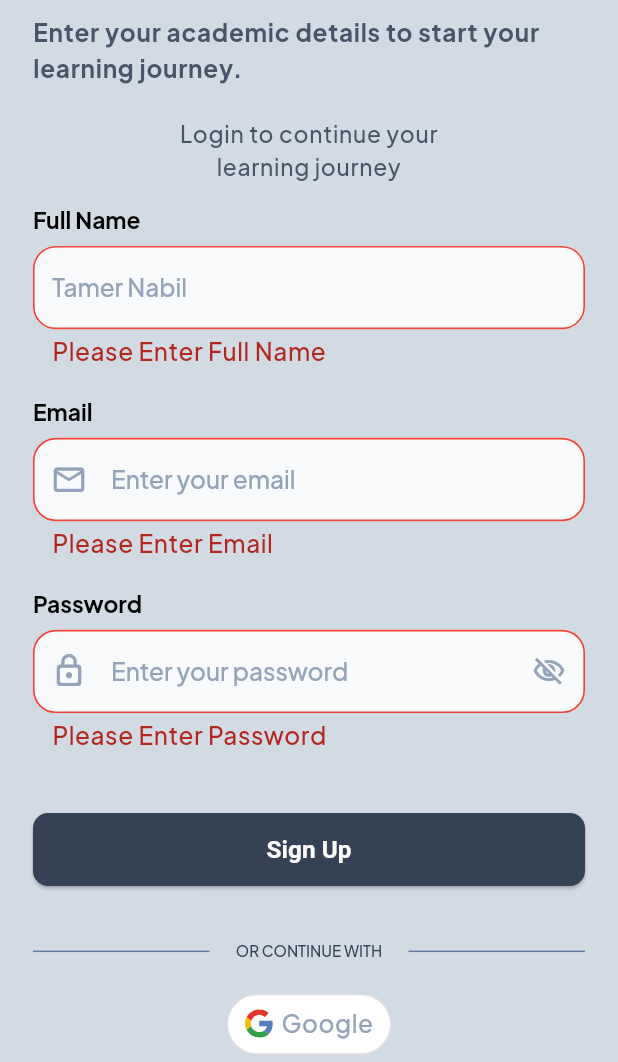
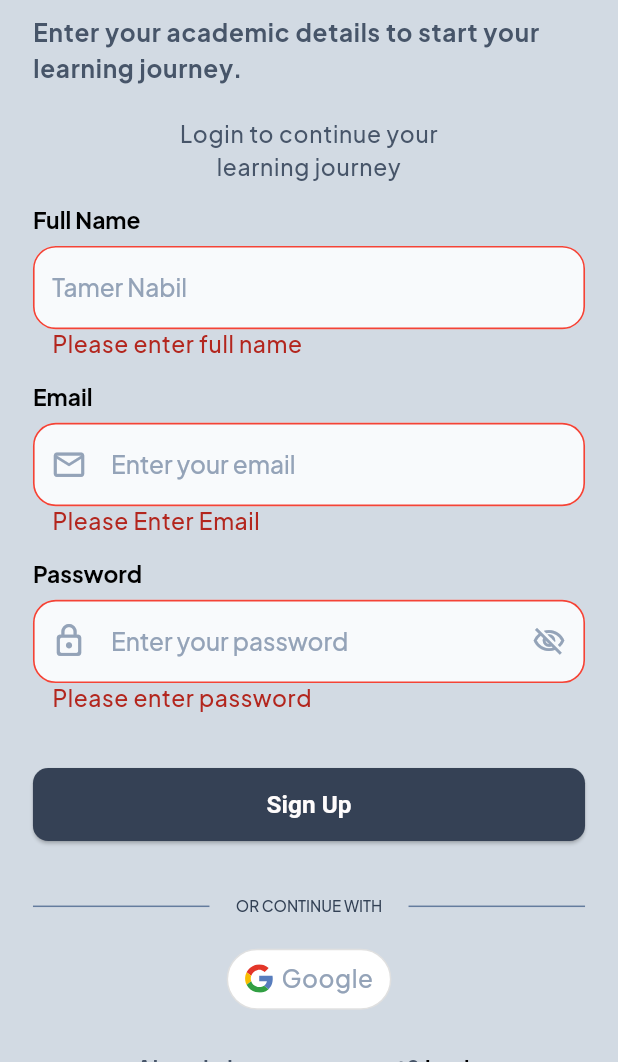
Before and after one commit to MohamedRefky/Eduon, a Flutter app: the SignUpScreen screen opened directly, after a tap on "Sign Up", on a phone screen of 412 x 824 dp, the part 174-1236 px from its top. Run offline on Flutter 3.47's test engine with Material 3 defaults, Android fonts, the phone set to English and light mode, and no system bars; our stand-ins replace bloc, dio, equatable, firebase_auth, firebase_core, flutter_bloc and 6 more; accounts and stored records are empty.

Commit message:
feat: implement authentication validation; add AuthValidator for email, password, and full name, and refactor login/signup screens to use it

```diff
--- a/lib/core/Theme/light_theme.dart
+++ b/lib/core/Theme/light_theme.dart
@@ -78,7 +78,6 @@ ThemeData lightTheme = ThemeData(
       fontWeight: FontWeight.w500,
     ),
     labelMedium: TextStyle(
-
       color: Color(0xFFF2F5F8),
       fontSize: AppSizes.sp15,
       fontWeight: FontWeight.w500,
@@ -155,11 +154,13 @@ ThemeData lightTheme = ThemeData(
       borderRadius: BorderRadius.circular(AppSizes.r15),
       borderSide: BorderSide.none,
     ),
-
+    errorMaxLines: 2,
+    errorStyle: TextStyle(fontSize: AppSizes.sp15, height: 0.8),
     filled: true,
     fillColor: Color(0xFFF8FAFC),
     prefixIconColor: Color(0xFF94A3B8),
     suffixIconColor: Color(0xFF94A3B8),
+
     //isDense: true,
     // prefixIconConstraints: const BoxConstraints(),
     // suffixIconConstraints: const BoxConstraints(),
--- a/lib/features/auth/screens/signup_screen.dart
+++ b/lib/features/auth/screens/signup_screen.dart
@@ -1,6 +1,7 @@
 import 'package:eduon/core/constants/app_sizes.dart';
 import 'package:eduon/features/auth/cubit/auth_cubit.dart';
 import 'package:eduon/features/auth/utils/auth_snackbar.dart';
+import 'package:eduon/features/auth/utils/auth_validator.dart';
 import 'package:eduon/features/auth/widgets/auth_switch_text.dart';
 import 'package:eduon/features/auth/widgets/custom_text_form_field.dart';
 import 'package:eduon/features/auth/widgets/signup_header.dart';
@@ -10,14 +11,9 @@ import 'package:flutter/material.dart';
 import 'package:flutter_bloc/flutter_bloc.dart';
 import 'package:gap/gap.dart';
 
-class SignUpScreen extends StatefulWidget {
-  const SignUpScreen({super.key});
+class SignUpScreen extends StatelessWidget {
+  SignUpScreen({super.key});
 
-  @override
-  State<SignUpScreen> createState() => _SignUpScreenState();
-}
-
-class _SignUpScreenState extends State<SignUpScreen> {
   final _formKey = GlobalKey<FormState>();
 
   @override
@@ -70,28 +66,7 @@ class _SignUpScreenState extends State<SignUpScreen> {
                       hintText: 'Tamer Nabil',
                       controller: cubit.fullNameController,
                       keyboardType: TextInputType.name,
-                      validator: (value) {
-                        if (value == null || value.trim().isEmpty) {
-                          return 'Please Enter Full Name';
-                        }
-                        final trimmed = value.trim();
-                        if (trimmed.length < 3) {
-                          return 'Name is too short';
-                        }
-                        if (!RegExp(
-                          r"^[a-zA-Z\u0600-\u06FF\s]+$",
-                        ).hasMatch(trimmed)) {
-                          return 'Name must contain letters only';
-                        }
-                        if (trimmed
-                                .split(' ')
-                                .where((w) => w.isNotEmpty)
-                                .length <
-                            2) {
-                          return 'Enter your first name & last name';
-                        }
-                        return null;
-                      },
+                      validator: AuthValidator.fullName,
                     ),
 
                     Gap(AppSizes.h20),
@@ -107,21 +82,7 @@ class _SignUpScreenState extends State<SignUpScreen> {
                       prefixIcon: Icons.email_outlined,
                       controller: cubit.emailController,
                       keyboardType: TextInputType.emailAddress,
-                      validator: (value) {
-                        if (value == null || value.trim().isEmpty) {
-                          return 'Please Enter Email';
-                        }
-                        final email = value.trim();
-                        if (!email.contains('@')) {
-                          return "Mast contain @ in email address";
-                        }
-                        if (!RegExp(
-                          r'^[\w-\.]+@([\w-]+\.)+[\w-]{2,4}$',
-                        ).hasMatch(email)) {
-                          return 'Enter valid email (name@email.com)';
-                        }
-                        return null;
-                      },
+                      validator: AuthValidator.email,
                     ),
 
                     Gap(AppSizes.h20),
@@ -144,15 +105,7 @@ class _SignUpScreenState extends State<SignUpScreen> {
                           onSuffixPressed: cubit.togglePasswordVisibility,
                           controller: cubit.passwordController,
                           keyboardType: TextInputType.visiblePassword,
-                          validator: (value) {
-                            if (value == null || value.trim().isEmpty) {
-                              return 'Please Enter Password';
-                            }
-                            if (value.length < 6) {
-                              return 'password at least 6 characters';
-                            }
-                            return null;
-                          },
+                          validator: AuthValidator.password,
                         );
                       },
                     ),
--- /dev/null
+++ b/lib/features/auth/utils/auth_validator.dart
@@ -0,0 +1,66 @@
+class AuthValidator {
+  // ================= EMAIL =================
+  static String? email(String? value) {
+    if (value == null || value.trim().isEmpty) {
+      return 'Please Enter Email';
+    }
+
+    final email = value.trim();
+
+    if (!email.contains('@')) {
+      return "Mast contain @ in email address";
+    }
+
+    if (!RegExp(r'^[\w-\.]+@([\w-]+\.)+[\w-]{2,4}$').hasMatch(email)) {
+      return 'Enter valid email (name@email.com)';
+    }
+
+    return null;
+  }
+
+  // ================= PASSWORD =================
+  static String? password(String? value) {
+    final v = value;
+
+    if (v == null || v.trim().isEmpty) {
+      return 'Please enter password';
+    }
+
+    if (v.contains(' ')) {
+      return 'Password must not contain spaces';
+    }
+
+    if (v.trim().length < 6) {
+      return 'Password at least 6 characters';
+    }
+
+    if (!RegExp(r'^(?=.*[a-zA-Z])(?=.*\d)').hasMatch(v)) {
+      return 'Weak password. Use letters & numbers.';
+    }
+
+    return null;
+  }
+
+  // ================= FULL NAME =================
+  static String? fullName(String? value) {
+    if (value == null || value.trim().isEmpty) {
+      return 'Please enter full name';
+    }
+
+    final name = value.trim();
+
+    if (name.length < 3) {
+      return 'Name is too short';
+    }
+
+    if (!RegExp(r"^[a-zA-Z\u0600-\u06FF\s]+$").hasMatch(name)) {
+      return 'Name must contain letters only';
+    }
+
+    if (name.split(' ').where((e) => e.isNotEmpty).length < 2) {
+      return 'Enter first & last name';
+    }
+
+    return null;
+  }
+}
--- a/lib/features/auth/widgets/custom_text_form_field.dart
+++ b/lib/features/auth/widgets/custom_text_form_field.dart
@@ -33,6 +33,7 @@ class CustomTextFormField extends StatelessWidget {
       onTapUpOutside: (_) => FocusScope.of(context).unfocus(),
       controller: controller,
       validator: validator,
+
       textAlignVertical: TextAlignVertical.center,
       style: Theme.of(context).textTheme.displayMedium,
       decoration: InputDecoration(
--- a/lib/features/profile/profile_screeen.dart
+++ b/lib/features/profile/profile_screeen.dart
@@ -111,7 +111,7 @@ class ProfileScreen extends StatelessWidget {
             // ✅ تأكد إن الـ context لسه شغال
             Navigator.pushAndRemoveUntil(
               context,
-              MaterialPageRoute(builder: (_) => const LoginScreen()),
+              MaterialPageRoute(builder: (_) =>  LoginScreen()),
               (route) => false,
             );
           }
--- a/lib/main.dart
+++ b/lib/main.dart
@@ -44,7 +44,7 @@ class MyApp extends StatelessWidget {
               theme: lightTheme,
               //darkTheme: darkTheme,
               themeMode: currentMode,
-              home: const LoginScreen(),
+              home:  LoginScreen(),
             );
           },
         );
```
Also changed, not shown: lib/features/auth/screens/login_screen.dart (+16 -51 lines).
